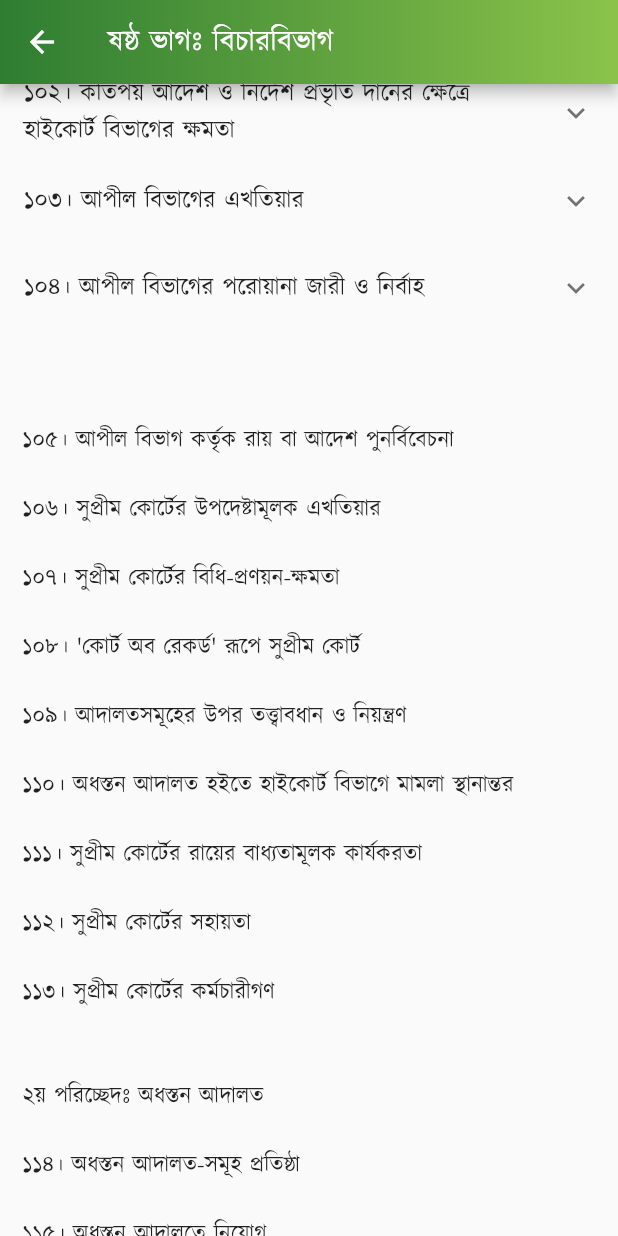
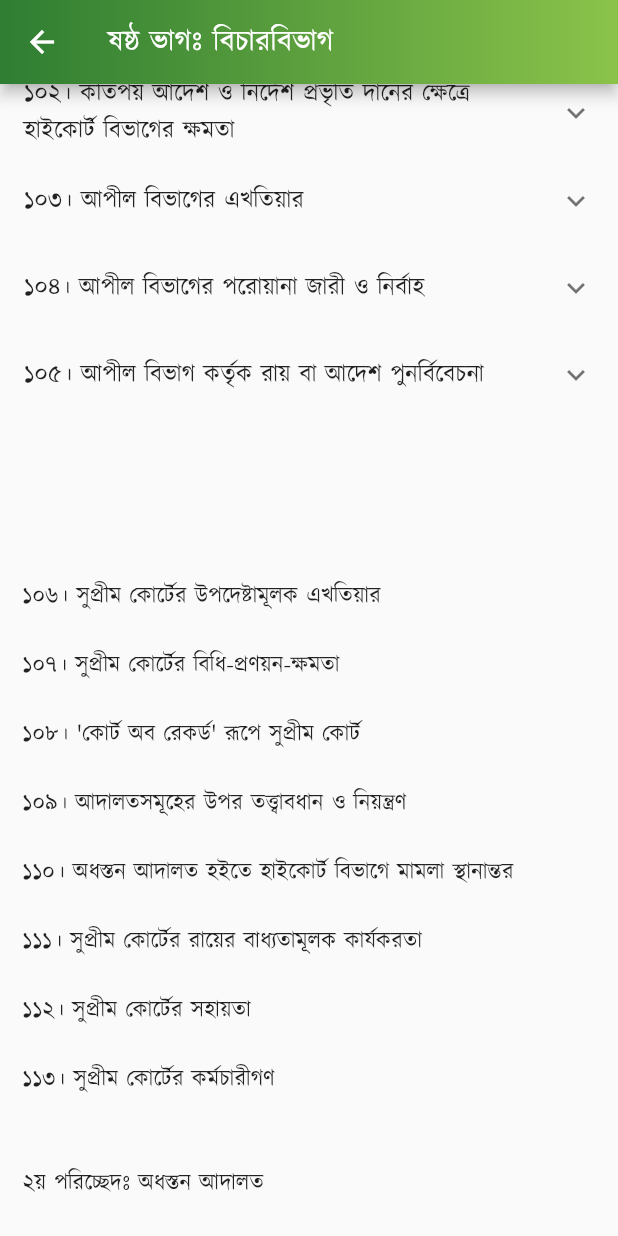
Before and after one commit to Azimul-Haque/flutter-onesignal, a Flutter app: the PartSix screen opened directly, scrolled down 576 dp, on a phone screen of 412 x 824 dp. Run offline on Flutter 3.47's test engine with Material 2 defaults, Android fonts, the phone set to English and light mode, and no system bars; our stand-ins replace fluttertoast, package_info_plus, percent_indicator, shared_preferences, sqflite; missing offline and left inert: blinking_text, flutter_share, onesignal_flutter, slide_popup_dialog; accounts and stored records are empty; network calls fail.

Commit message:
Commit Fri 04/29/2022 13:54:28.16 25397

```diff
--- a/lib/pages/constitution/part6.dart
+++ b/lib/pages/constitution/part6.dart
@@ -223,11 +223,21 @@ class PartSix extends StatelessWidget {
               )),
             ],
           ),
+          ExpansionTile(
+            title: Text('১০৫। আপীল বিভাগ কর্তৃক রায় বা আদেশ পুনর্বিবেচনা'),
+            children: <Widget>[
+              ListTile(
+                  title: Text(
+                '১০৪। কোন ব্যক্তির হাজিরা কিংবা কোন দলিলপত্র উদ্ঘাটন বা দাখিল করিবার আদেশসহ আপীল বিভাগের নিকট বিচারাধীন যে কোন মামলা বা বিষয়ে সম্পূর্ণ ন্যায়বিচারের জন্য যেরূপ প্রয়োজনীয় হইতে পারে, উক্ত বিভাগ সেইরূপ নির্দেশ, আদেশ, ডিক্রী বা রীট জারী করিতে পারিবেন।',
+                textAlign: TextAlign.justify,
+              )),
+            ],
+          ),
           Padding(
             padding: EdgeInsets.all(15),
             child: Column(children: <Widget>[
               Text(
-                " \n\n১০৫। আপীল বিভাগ কর্তৃক রায় বা আদেশ পুনর্বিবেচনা \n\n১০৬। সুপ্রীম কোর্টের উপদেষ্টামূলক এখতিয়ার \n\n১০৭। সুপ্রীম কোর্টের বিধি-প্রণয়ন-ক্ষমতা \n\n১০৮। 'কোর্ট অব রেকর্ড' রূপে সুপ্রীম কোর্ট \n\n১০৯। আদালতসমূহের উপর তত্ত্বাবধান ও নিয়ন্ত্রণ \n\n১১০। অধস্তন আদালত হইতে হাইকোর্ট বিভাগে মামলা স্থানান্তর \n\n১১১। সুপ্রীম কোর্টের রায়ের বাধ্যতামূলক কার্যকরতা \n\n১১২। সুপ্রীম কোর্টের সহায়তা \n\n১১৩। সুপ্রীম কোর্টের কর্মচারীগণ \n\n\n২য় পরিচ্ছেদঃ অধস্তন আদালত \n\n১১৪। অধস্তন আদালত-সমূহ প্রতিষ্ঠা \n\n১১৫। অধস্তন আদালতে নিয়োগ \n\n১১৬। অধস্তন আদালতসমূহের নিয়ন্ত্রণ ও শৃঙ্খলা \n\n১১৬ক। বিচারবিভাগীয় কর্মচারীগণ বিচারকার্য পালনের ক্ষেত্রে স্বাধীন \n\n\n৩য় পরিচ্ছেদঃ প্রশাসনিক ট্রাইব্যুনাল \n\n১১৭। প্রশাসনিক ট্রাইব্যুনালসমূহ \n\n\nষষ্ঠ ক ভাগ-জাতীয়দল [সংবিধান (পঞ্চদশ সংশোধন) আইন, ২০১১ (২০১১ সনের ১৪ নং আইন)-এর ৪১ ধারাবলে বিলুপ্ত।]",
+                " \n\n \n\n১০৬। সুপ্রীম কোর্টের উপদেষ্টামূলক এখতিয়ার \n\n১০৭। সুপ্রীম কোর্টের বিধি-প্রণয়ন-ক্ষমতা \n\n১০৮। 'কোর্ট অব রেকর্ড' রূপে সুপ্রীম কোর্ট \n\n১০৯। আদালতসমূহের উপর তত্ত্বাবধান ও নিয়ন্ত্রণ \n\n১১০। অধস্তন আদালত হইতে হাইকোর্ট বিভাগে মামলা স্থানান্তর \n\n১১১। সুপ্রীম কোর্টের রায়ের বাধ্যতামূলক কার্যকরতা \n\n১১২। সুপ্রীম কোর্টের সহায়তা \n\n১১৩। সুপ্রীম কোর্টের কর্মচারীগণ \n\n\n২য় পরিচ্ছেদঃ অধস্তন আদালত \n\n১১৪। অধস্তন আদালত-সমূহ প্রতিষ্ঠা \n\n১১৫। অধস্তন আদালতে নিয়োগ \n\n১১৬। অধস্তন আদালতসমূহের নিয়ন্ত্রণ ও শৃঙ্খলা \n\n১১৬ক। বিচারবিভাগীয় কর্মচারীগণ বিচারকার্য পালনের ক্ষেত্রে স্বাধীন \n\n\n৩য় পরিচ্ছেদঃ প্রশাসনিক ট্রাইব্যুনাল \n\n১১৭। প্রশাসনিক ট্রাইব্যুনালসমূহ \n\n\nষষ্ঠ ক ভাগ-জাতীয়দল [সংবিধান (পঞ্চদশ সংশোধন) আইন, ২০১১ (২০১১ সনের ১৪ নং আইন)-এর ৪১ ধারাবলে বিলুপ্ত।]",
                 style:
                     TextStyle(color: Colors.black87, fontSize: 15, height: 1.5),
                 textAlign: TextAlign.justify,
```
